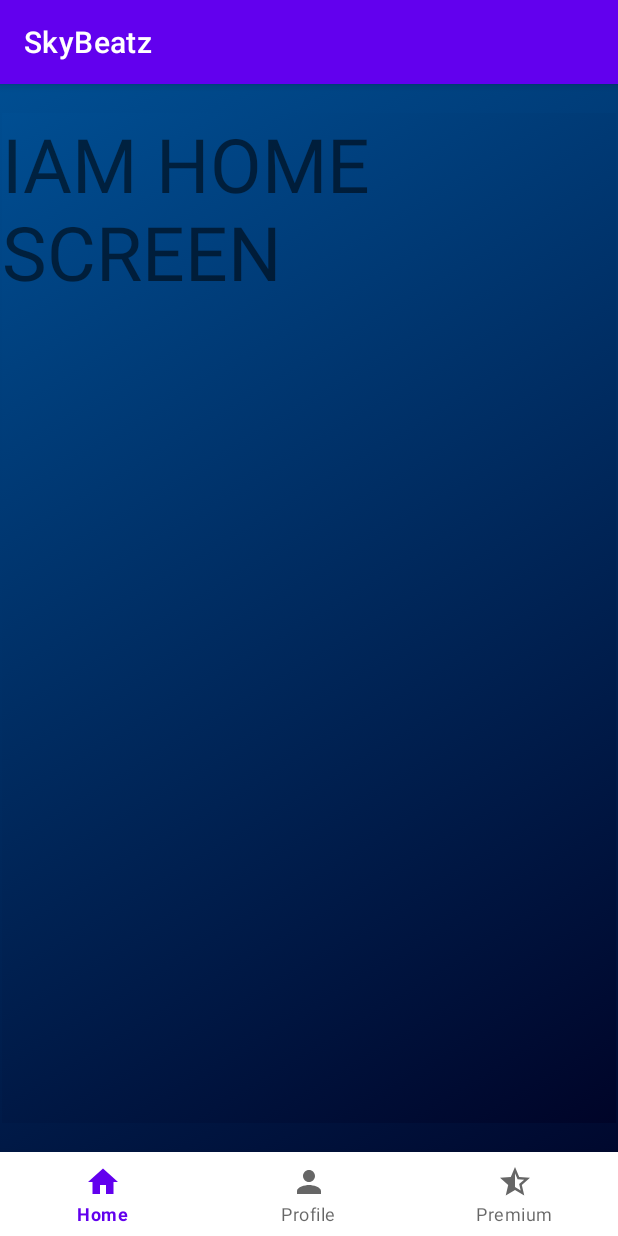
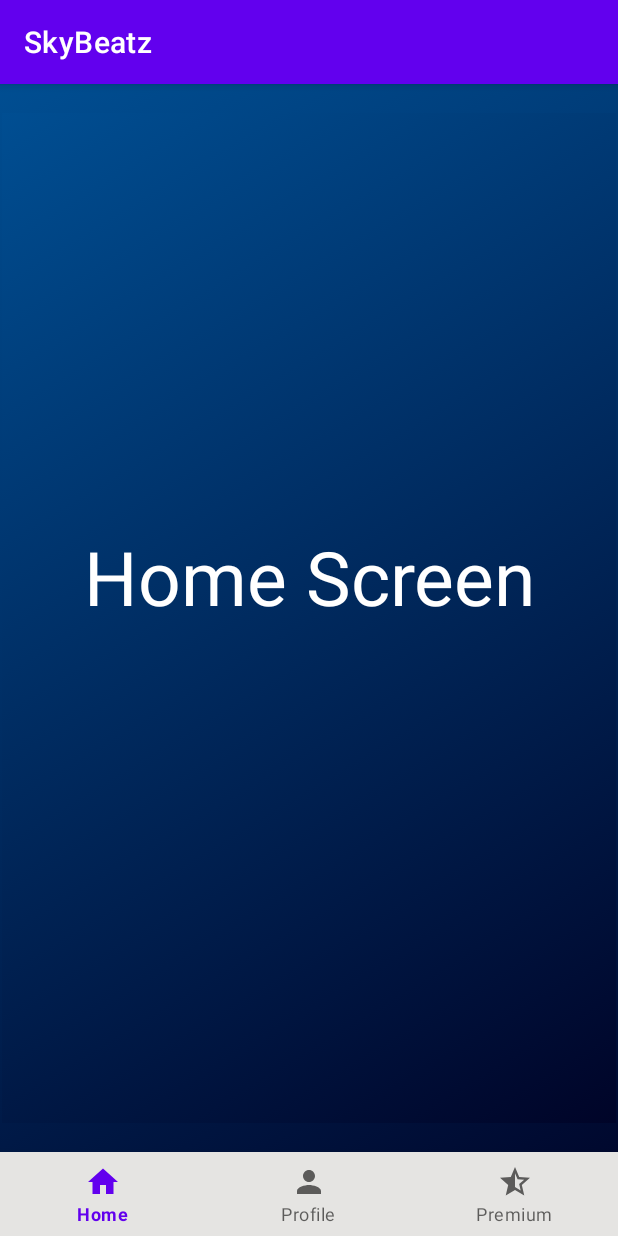
Before and after one commit to itsprathvi/skyBeatz, an Android app: the screen it shows after launch (MainActivity), on a phone screen of 412 x 824 dp. Run offline under Robolectric (Android 15) with nearby library versions, the phone set to English and light mode, and no system bars; our stand-ins replace navigation-ui.

Commit message:
Navbar Updated

```diff
--- a/app/build.gradle
+++ b/app/build.gradle
@@ -29,7 +29,8 @@ android {
 }
 
 dependencies {
-
+    implementation 'androidx.core:core: 1.0.1'
+    implementation 'androidx.appcompat:appcompat:1.0.2'
     implementation 'androidx.appcompat:appcompat:1.3.1'
     implementation 'com.google.android.material:material:1.4.0'
     implementation 'androidx.constraintlayout:constraintlayout:2.1.1'
--- a/app/src/main/java/com/example/musicapp/MainActivity.java
+++ b/app/src/main/java/com/example/musicapp/MainActivity.java
@@ -1,22 +1,38 @@
 package com.example.musicapp;
 
 import androidx.appcompat.app.AppCompatActivity;
+import androidx.navigation.NavController;
+import androidx.navigation.Navigation;
+import androidx.navigation.ui.NavigationUI;
 
+import android.os.Build;
 import android.os.Bundle;
+import android.view.Window;
 
 import com.google.android.material.bottomnavigation.BottomNavigationView;
 
 public class MainActivity extends AppCompatActivity {
+    Window window;
+    BottomNavigationView bottomNavigationView;
+    NavController navcontroller;
 
     @Override
     protected void onCreate(Bundle savedInstanceState) {
         super.onCreate(savedInstanceState);
         setContentView(R.layout.activity_main);
 
-//        val bottomNavigationView = (BottomNavigationView) findViewById(R.id.bottomNavigationView);
-//        val navController = findNavController(R.id.fragmentContainerView);
-//
-//        bottomNavigationView.setupWithNavController(navController);
+        // Navigation bar Color Change
+        if(Build.VERSION.SDK_INT>=21){
+            window = this.getWindow();
+            window.setStatusBarColor(this.getResources().getColor(R.color.black));
+        }
+        //
+
+        // Routed Fragments of Navbar
+        navcontroller = Navigation.findNavController(this, R.id.fragmentContainerView);
+        bottomNavigationView =  findViewById(R.id.bottomNavigationView);
+        NavigationUI.setupWithNavController(bottomNavigationView, navcontroller);
+        //
 
     }
 }
--- a/app/src/main/res/layout/activity_main.xml
+++ b/app/src/main/res/layout/activity_main.xml
@@ -13,12 +13,13 @@
         android:id="@+id/bottomNavigationView"
         android:layout_width="match_parent"
         android:layout_height="wrap_content"
+        android:background="@color/grey"
         app:layout_constraintBottom_toBottomOf="parent"
         app:layout_constraintEnd_toEndOf="parent"
         app:layout_constraintStart_toStartOf="parent"
         app:menu="@menu/menu_nav" />
 
-    <androidx.fragment.app.FragmentContainerView
+    <fragment
         android:id="@+id/fragmentContainerView"
         android:name="androidx.navigation.fragment.NavHostFragment"
         android:layout_width="409dp"
@@ -28,5 +29,6 @@
         app:layout_constraintEnd_toEndOf="parent"
         app:layout_constraintStart_toStartOf="parent"
         app:layout_constraintTop_toTopOf="parent"
-        app:navGraph="@navigation/nav_bar" />
+        app:navGraph="@navigation/nav_bar"
+        tools:ignore="FragmentTagUsage" />
 </androidx.constraintlayout.widget.ConstraintLayout>
--- a/app/src/main/res/layout/fragment_home.xml
+++ b/app/src/main/res/layout/fragment_home.xml
@@ -10,7 +10,10 @@
     <TextView
         android:layout_width="match_parent"
         android:layout_height="match_parent"
-        android:text="IAM HOME SCREEN"
+        android:layout_marginTop="275dp"
+        android:text="Home Screen"
+        android:textAlignment="center"
+        android:textColor="@color/white"
         android:textSize="50dp"/>
 
 </FrameLayout>
--- a/app/src/main/res/layout/fragment_premium.xml
+++ b/app/src/main/res/layout/fragment_premium.xml
@@ -10,7 +10,10 @@
     <TextView
         android:layout_width="match_parent"
         android:layout_height="match_parent"
-        android:text="IAM PREMIUM"
+        android:layout_marginTop="275dp"
+        android:text="Iam Premium"
+        android:textAlignment="center"
+        android:textColor="@color/white"
         android:textSize="50dp"/>
 
 </FrameLayout>
--- a/app/src/main/res/layout/fragment_profile.xml
+++ b/app/src/main/res/layout/fragment_profile.xml
@@ -10,7 +10,10 @@
     <TextView
         android:layout_width="match_parent"
         android:layout_height="match_parent"
-        android:text="IAM PROFILE"
+        android:layout_marginTop="275dp"
+        android:text="Iam Profile"
+        android:textAlignment="center"
+        android:textColor="@color/white"
         android:textSize="50dp"/>
 
 </FrameLayout>
--- a/app/src/main/res/values/colors.xml
+++ b/app/src/main/res/values/colors.xml
@@ -7,4 +7,5 @@
     <color name="teal_700">#FF018786</color>
     <color name="black">#FF000000</color>
     <color name="white">#FFFFFFFF</color>
+    <color name="grey">#E5E4E2</color>
 </resources>
--- a/gradle.properties
+++ b/gradle.properties
@@ -15,3 +15,4 @@ org.gradle.jvmargs=-Xmx2048m -Dfile.encoding=UTF-8
 # Android operating system, and which are packaged with your app"s APK
 # https://developer.android.com/topic/libraries/support-library/androidx-rn
 android.useAndroidX=true
+android.enableJetifier=true
```
Also changed, not shown: app/src/main/res/values-v21/styles.xml (added, +11 -0 lines).
